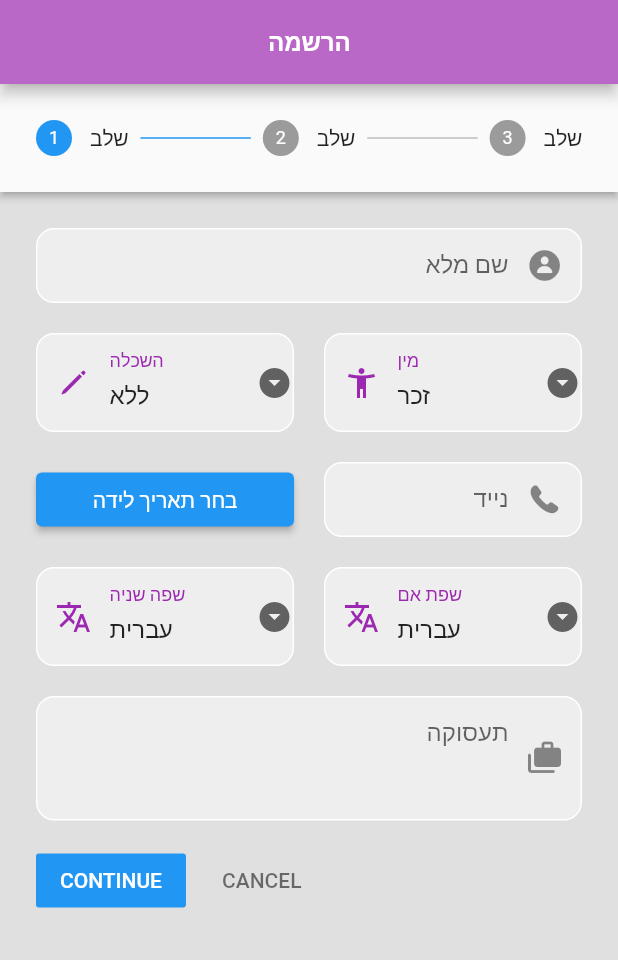
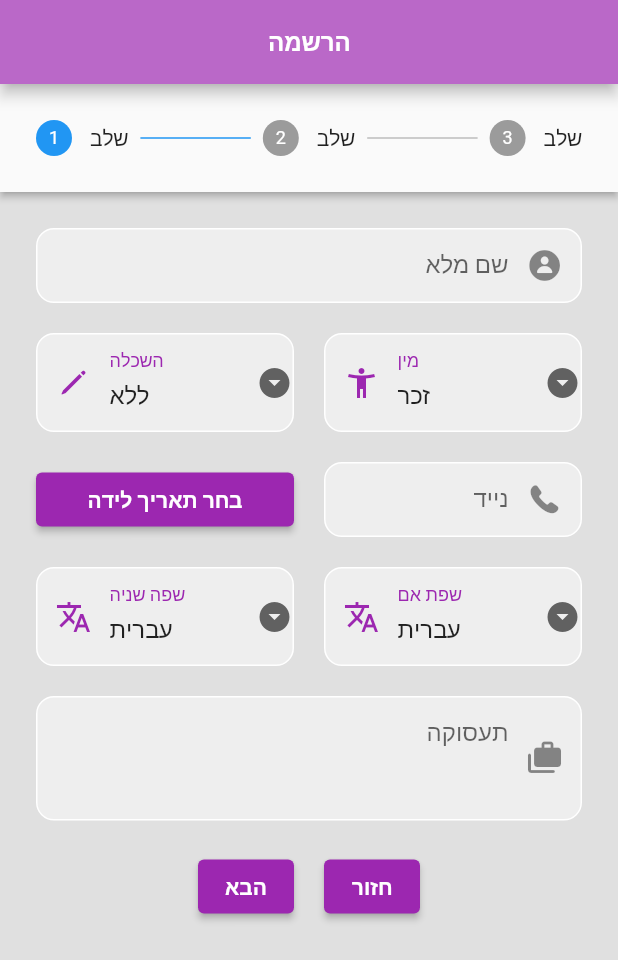
Before and after one commit to idan1ezer/dana_chat, a Flutter app: the screen it shows after launch, on a phone screen of 412 x 824 dp. Shown: the top 960 px of the screen. Run offline on Flutter 3.47's test engine with Material 2 defaults, Android fonts, the phone set to English and light mode, and no system bars; our stand-ins replace cached_network_image, cloud_firestore, firebase_auth, firebase_core, fluttertoast; accounts and stored records are empty.

Commit message:
fixed continue / cancel buttons

```diff
--- a/lib/screens/register_screen.dart
+++ b/lib/screens/register_screen.dart
@@ -18,6 +18,9 @@ class _RegisterScreenState extends State<RegisterScreen> {
     _genderSelectedVal = _genderList[0];
     _educationSelectedVal = _educationList[0];
   }
+
+  late VoidCallback _onStepContinue;
+  late VoidCallback _onStepCancel;
 
   final nameCtrl = TextEditingController();
   //final emailCtrl = TextEditingController();
@@ -46,7 +49,7 @@ class _RegisterScreenState extends State<RegisterScreen> {
             state:
                 _activeStepIndex <= 0 ? StepState.indexed : StepState.complete,
             isActive: _activeStepIndex >= 0,
-            title: Text("שלב"),
+            title: const Text("שלב"),
             content: Center(
               child: Column(
                 children: [
@@ -55,7 +58,7 @@ class _RegisterScreenState extends State<RegisterScreen> {
                     icon: CupertinoIcons.person_circle_fill,
                     hint: "שם מלא",
                   ),
-                  SizedBox(
+                  const SizedBox(
                     height: 20,
                   ),
                   Row(
@@ -105,7 +108,7 @@ class _RegisterScreenState extends State<RegisterScreen> {
                           ),
                         ),
                       ),
-                      SizedBox(
+                      const SizedBox(
                         width: 20,
                       ),
                       Expanded(
@@ -153,7 +156,7 @@ class _RegisterScreenState extends State<RegisterScreen> {
                       ),
                     ],
                   ),
-                  SizedBox(
+                  const SizedBox(
                     height: 20,
                   ),
                   Row(
@@ -174,15 +177,16 @@ class _RegisterScreenState extends State<RegisterScreen> {
                               });
                             });
                           },
+                          style: ElevatedButton.styleFrom(primary: Colors.purple),
                           child: Text(
                             _dateTime == null
                                 ? 'בחר תאריך לידה'
                                 : formatter.format(_dateTime!),
-                            style: const TextStyle(color: Colors.white),
+                            style: const TextStyle(color: Colors.white, fontWeight: FontWeight.bold),
                           ),
                         ),
                       ),
-                      SizedBox(
+                      const SizedBox(
                         width: 20,
                       ),
                       Expanded(
@@ -195,7 +199,7 @@ class _RegisterScreenState extends State<RegisterScreen> {
                       ),
                     ],
                   ),
-                  SizedBox(
+                  const SizedBox(
                     height: 20,
                   ),
                   Row(
@@ -245,7 +249,7 @@ class _RegisterScreenState extends State<RegisterScreen> {
                           ),
                         ),
                       ),
-                      SizedBox(
+                      const SizedBox(
                         width: 20,
                       ),
                       Expanded(
@@ -293,7 +297,7 @@ class _RegisterScreenState extends State<RegisterScreen> {
                       ),
                     ],
                   ),
-                  SizedBox(
+                  const SizedBox(
                     height: 20,
                   ),
                   RegTextField(textCtrl: employeeCtrl, icon: Icons.cases_rounded, hint: "תעסוקה", maxLines: 3,)
@@ -304,16 +308,16 @@ class _RegisterScreenState extends State<RegisterScreen> {
             state:
                 _activeStepIndex <= 1 ? StepState.indexed : StepState.complete,
             isActive: _activeStepIndex >= 1,
-            title: Text("שלב"),
-            content: Center(
+            title: const Text("שלב"),
+            content: const Center(
               child: Text("שלב 2"),
             )),
         Step(
             state:
                 _activeStepIndex <= 2 ? StepState.indexed : StepState.complete,
             isActive: _activeStepIndex >= 2,
-            title: Text("שלב"),
-            content: Center(
+            title: const Text("שלב"),
+            content: const Center(
               child: Text("שלב 3"),
             ))
       ];
@@ -334,6 +338,35 @@ class _RegisterScreenState extends State<RegisterScreen> {
         ),
       ),
       body: Stepper(
+        controlsBuilder: (BuildContext context, ControlsDetails dtl){
+          return Padding(
+            padding: const EdgeInsets.only(top: 20.0),
+            child: Row(
+              mainAxisAlignment: MainAxisAlignment.center,
+              children: <Widget>[
+                ElevatedButton(
+                  onPressed: dtl.onStepContinue,
+                  style: ElevatedButton.styleFrom(primary: Colors.purple),
+                  child: const Text(
+                      'הבא',
+                      style: TextStyle(color: Colors.white, fontWeight: FontWeight.bold),
+                  ),
+                ),
+                const SizedBox(
+                  width: 20,
+                ),
+                ElevatedButton(
+                  onPressed: dtl.onStepCancel,
+                  style: ElevatedButton.styleFrom(primary: Colors.purple),
+                  child: const Text(
+                    'חזור',
+                    style: TextStyle(color: Colors.white, fontWeight: FontWeight.bold),
+                  ),
+                ),
+              ],
+            ),
+          );
+        },
         type: StepperType.horizontal,
         currentStep: _activeStepIndex,
         steps: stepList(),
```
